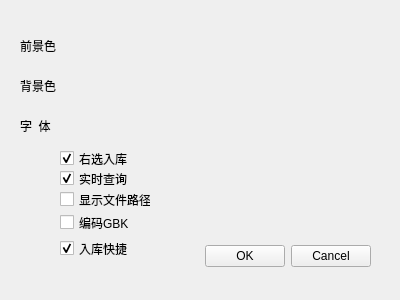
yjduoduo/auto_c_code, file auto_c_code/setup1.ui: the form before one commit.
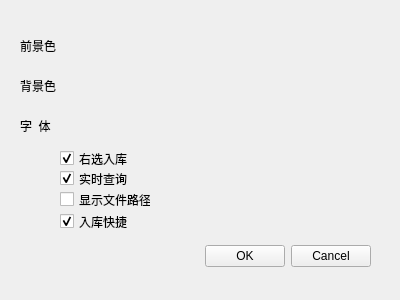
The form after the commit.

```diff
--- a/auto_c_code/setup1.ui
+++ b/auto_c_code/setup1.ui
@@ -191,30 +191,11 @@
     <bool>false</bool>
    </property>
   </widget>
-  <widget class="QCheckBox" name="checkBox_codec_gbk">
-   <property name="geometry">
-    <rect>
-     <x>60</x>
-     <y>214</y>
-     <width>91</width>
-     <height>17</height>
-    </rect>
-   </property>
-   <property name="toolTip">
-    <string>生成代码库添加文件时内容末尾有文件路径显示</string>
-   </property>
-   <property name="text">
-    <string>编码GBK</string>
-   </property>
-   <property name="checked">
-    <bool>false</bool>
-   </property>
-  </widget>
   <widget class="QCheckBox" name="checkBox_indb_shortkey">
    <property name="geometry">
     <rect>
      <x>60</x>
-     <y>240</y>
+     <y>213</y>
      <width>91</width>
      <height>17</height>
     </rect>
```
